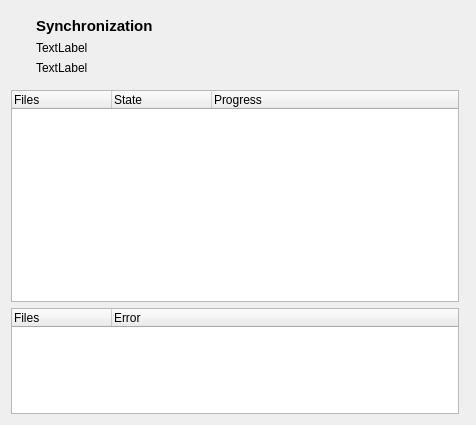
Old version of the form main_window.ui in the repository kinnalru/davqt.
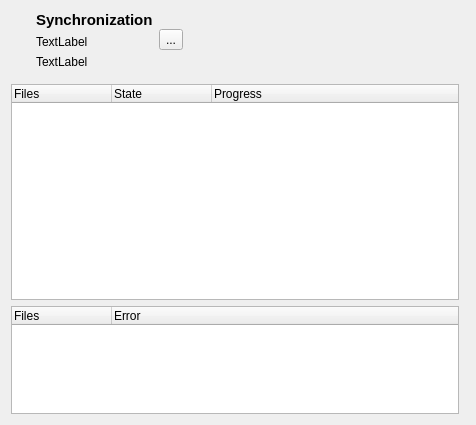
New version of the form. Icons and pictures are not drawn.

What changed in the file:
```diff
--- a/main_window.ui
+++ b/main_window.ui
@@ -70,20 +70,37 @@
       </item>
       <item>
        <widget class="QWidget" name="widget_2" native="true">
-        <layout class="QVBoxLayout" name="verticalLayout_2">
-         <property name="leftMargin">
+        <layout class="QGridLayout" name="gridLayout_2">
+         <property name="margin">
           <number>0</number>
          </property>
-         <property name="topMargin">
-          <number>6</number>
-         </property>
-         <property name="rightMargin">
-          <number>0</number>
-         </property>
-         <property name="bottomMargin">
-          <number>0</number>
-         </property>
-         <item>
+         <item row="2" column="0" colspan="2">
+          <widget class="QLabel" name="remotefolder">
+           <property name="sizePolicy">
+            <sizepolicy hsizetype="Preferred" vsizetype="Preferred">
+             <horstretch>0</horstretch>
+             <verstretch>0</verstretch>
+            </sizepolicy>
+           </property>
+           <property name="text">
+            <string>TextLabel</string>
+           </property>
+          </widget>
+         </item>
+         <item row="4" column="0" colspan="2">
+          <widget class="QLabel" name="localfolder">
+           <property name="sizePolicy">
+            <sizepolicy hsizetype="Preferred" vsizetype="Preferred">
+             <horstretch>0</horstretch>
+             <verstretch>0</verstretch>
+            </sizepolicy>
+           </property>
+           <property name="text">
+            <string>TextLabel</string>
+           </property>
+          </widget>
+         </item>
+         <item row="0" column="0" colspan="2">
           <widget class="QLabel" name="name">
            <property name="sizePolicy">
             <sizepolicy hsizetype="Preferred" vsizetype="Preferred">
@@ -103,7 +120,7 @@
            </property>
           </widget>
          </item>
-         <item>
+         <item row="1" column="0">
           <spacer name="verticalSpacer_2">
            <property name="orientation">
             <enum>Qt::Vertical</enum>
@@ -116,35 +133,16 @@
            </property>
           </spacer>
          </item>
-         <item>
-          <widget class="QLabel" name="remotefolder">
-           <property name="sizePolicy">
-            <sizepolicy hsizetype="Preferred" vsizetype="Preferred">
-             <horstretch>0</horstretch>
-             <verstretch>0</verstretch>
-            </sizepolicy>
-           </property>
-           <property name="text">
-            <string>TextLabel</string>
-           </property>
-          </widget>
-         </item>
-         <item>
-          <widget class="QLabel" name="localfolder">
-           <property name="sizePolicy">
-            <sizepolicy hsizetype="Preferred" vsizetype="Preferred">
-             <horstretch>0</horstretch>
-             <verstretch>0</verstretch>
-            </sizepolicy>
-           </property>
-           <property name="text">
-            <string>TextLabel</string>
-           </property>
-          </widget>
-         </item>
         </layout>
        </widget>
       </item>
+      <item>
+       <widget class="QToolButton" name="sync">
+        <property name="text">
+         <string>...</string>
+        </property>
+       </widget>
+      </item>
       <item>
        <spacer name="horizontalSpacer">
         <property name="orientation">
```
